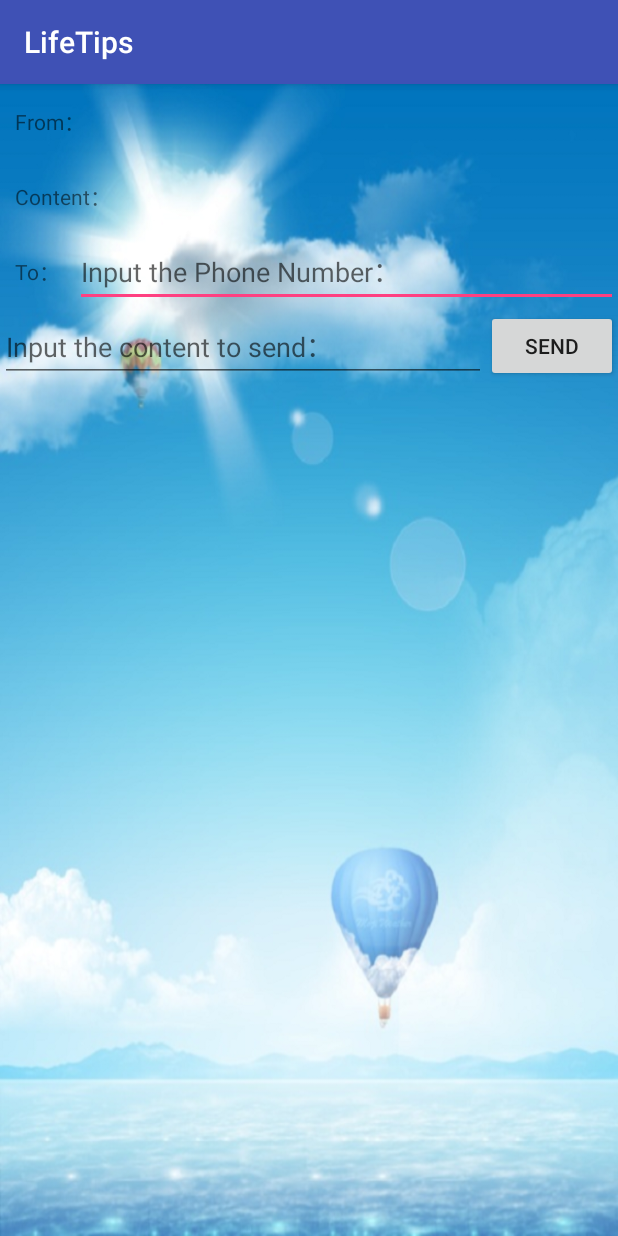
After one commit to selfconzrr/LifeTips, an Android app: the SMSActivity screen opened directly, with no data from a screen before it, on a phone screen of 412 x 824 dp. The commit adds this screen. Run offline under Robolectric (Android 15) with nearby library versions, the phone set to English and light mode, and no system bars; our stand-ins replace ButterKnife.

Commit message:
增加收发短信的功能

```diff
--- a/app/src/main/java/com/example/zhangruirui/lifetips/MainActivity.java
+++ b/app/src/main/java/com/example/zhangruirui/lifetips/MainActivity.java
@@ -44,6 +44,12 @@ public class MainActivity extends AppCompatActivity {
     startActivity(intent);
   }
 
+  @OnClick(R.id.sms)
+  public void onClickSms() {
+    final Intent intent = new Intent(MainActivity.this, SMSActivity.class);
+    startActivity(intent);
+  }
+
   private void doExit() {
     new AlertDialog.Builder(MainActivity.this)
         .setTitle("Quit")
--- /dev/null
+++ b/app/src/main/java/com/example/zhangruirui/lifetips/SMSActivity.java
@@ -0,0 +1,121 @@
+package com.example.zhangruirui.lifetips;
+
+import android.app.PendingIntent;
+import android.content.BroadcastReceiver;
+import android.content.Context;
+import android.content.Intent;
+import android.content.IntentFilter;
+import android.os.Bundle;
+import android.support.v7.app.AppCompatActivity;
+import android.telephony.SmsManager;
+import android.telephony.SmsMessage;
+import android.text.TextUtils;
+import android.widget.EditText;
+import android.widget.TextView;
+
+import com.example.zhangruirui.utils.ToastUtil;
+
+import butterknife.BindView;
+import butterknife.ButterKnife;
+import butterknife.OnClick;
+
+/**
+ * @author zhangruirui
+ * email：1138517609@qq.com
+ * GitHub：https://github.com/selfcon
+ * Blog：http://blog.csdn.net/u011489043
+ * Date：11/09/18
+ */
+public class SMSActivity extends AppCompatActivity {
+
+  @BindView(R.id.sender)
+  TextView mFromNumber;
+
+  @BindView(R.id.content)
+  TextView mFromContent;
+
+  @BindView(R.id.to)
+  EditText mToNumber;
+
+  @BindView(R.id.msg_input)
+  EditText mToContent;
+
+  private MessageReceiver mMessageReceiver;
+
+  private SendStatusReceiver mSendStatusReceiver;
+
+  @Override
+  protected void onCreate(Bundle savedInstanceState) {
+    super.onCreate(savedInstanceState);
+    setContentView(R.layout.activity_sms);
+    ButterKnife.bind(this);
+    final IntentFilter receiverFilter = new IntentFilter();
+    final IntentFilter sendFilter = new IntentFilter();
+    receiverFilter.addAction("android.provider.Telephony.SMS_RECEIVED");
+    sendFilter.addAction("SENT_SMS_ACTION");
+    mMessageReceiver = new MessageReceiver();
+    mSendStatusReceiver = new SendStatusReceiver();
+    registerReceiver(mMessageReceiver, receiverFilter);
+    registerReceiver(mSendStatusReceiver, sendFilter);
+  }
+
+  @OnClick(R.id.send)
+  public void onClick() {
+    final SmsManager smsManager = SmsManager.getDefault();
+    final Intent sentIntent = new Intent("SENT_SMS_ACTION");
+    final PendingIntent pi = PendingIntent.getBroadcast(SMSActivity.this,
+        0, sentIntent, 0);
+    String destinationAddress = mToNumber.getText().toString();
+    String text = mToContent.getText().toString();
+    if (TextUtils.isEmpty(destinationAddress)) {
+      ToastUtil.showToast(SMSActivity.this, "Phone Number is Empty!");
+    } else if (TextUtils.isEmpty(text)) {
+      ToastUtil.showToast(SMSActivity.this, "Content is Empty!");
+    } else {
+      smsManager.sendTextMessage(destinationAddress, null,
+          text, pi, null);
+    }
+  }
+
+  @Override
+  protected void onDestroy() {
+    super.onDestroy();
+    unregisterReceiver(mMessageReceiver);
+    unregisterReceiver(mSendStatusReceiver);
+  }
+
+  class MessageReceiver extends BroadcastReceiver {
+
+    @Override
+    public void onReceive(Context context, Intent intent) {
+      Bundle bundle = intent.getExtras();
+      Object[] pdus = new Object[0];
+      if (bundle != null) {
+        pdus = (Object[]) bundle.get("pdus");
+      }
+      SmsMessage[] messages = pdus != null ? new SmsMessage[pdus.length] : new SmsMessage[0];
+      for (int i = 0; i < messages.length; i++) {
+        messages[i] = SmsMessage.createFromPdu((byte[]) pdus[i]);
+      }
+      String address = messages[0].getOriginatingAddress();
+      StringBuilder fullMessage = new StringBuilder();
+      for (SmsMessage message : messages) {
+        fullMessage.append(message.getMessageBody());
+      }
+      mFromNumber.setText(address);
+      mFromContent.setText(fullMessage.toString());
+    }
+  }
+
+  class SendStatusReceiver extends BroadcastReceiver {
+
+    @Override
+    public void onReceive(Context context, Intent intent) {
+      if (getResultCode() == RESULT_OK) {
+        ToastUtil.showToast(SMSActivity.this, "Send succeeded");
+      } else {
+        ToastUtil.showToast(SMSActivity.this, "Send failed");
+      }
+    }
+  }
+}
--- a/app/src/main/java/com/example/zhangruirui/utils/ToastUtil.java
+++ b/app/src/main/java/com/example/zhangruirui/utils/ToastUtil.java
@@ -24,7 +24,7 @@ public class ToastUtil {
     activity.runOnUiThread(new Runnable() {
       @Override
       public void run() {
-        final Toast toast = Toast.makeText(activity, word, Toast.LENGTH_LONG);
+        final Toast toast = Toast.makeText(activity, word, Toast.LENGTH_SHORT);
         toast.setGravity(Gravity.BOTTOM, 0, 50);
         toast.show();
       }
--- /dev/null
+++ b/app/src/main/res/layout/activity_sms.xml
@@ -0,0 +1,90 @@
+<?xml version="1.0" encoding="utf-8"?>
+<LinearLayout xmlns:android="http://schemas.android.com/apk/res/android"
+  android:layout_width="match_parent"
+  android:layout_height="match_parent"
+  android:background="@drawable/background"
+  android:orientation="vertical">
+
+  <LinearLayout
+    android:layout_width="match_parent"
+    android:layout_height="50dp">
+
+    <TextView
+      android:layout_width="wrap_content"
+      android:layout_height="wrap_content"
+      android:layout_gravity="center_vertical"
+      android:padding="10dp"
+      android:text="@string/from" />
+
+    <TextView
+      android:id="@+id/sender"
+      android:layout_width="wrap_content"
+      android:layout_height="wrap_content"
+      android:layout_gravity="center_vertical" />
+
+  </LinearLayout>
+
+  <LinearLayout
+    android:layout_width="match_parent"
+    android:layout_height="50dp">
+
+    <TextView
+      android:layout_width="wrap_content"
+      android:layout_height="wrap_content"
+      android:layout_gravity="center_vertical"
+      android:padding="10dp"
+      android:text="@string/content" />
+
+    <TextView
+      android:id="@+id/content"
+      android:layout_width="wrap_content"
+      android:layout_height="wrap_content"
+      android:layout_gravity="center_vertical" />
+
+  </LinearLayout>
+
+  <LinearLayout
+    android:layout_width="match_parent"
+    android:layout_height="50dp">
+
+    <TextView
+      android:layout_width="wrap_content"
+      android:layout_height="wrap_content"
+      android:layout_gravity="center_vertical"
+      android:padding="10dp"
+      android:text="@string/to" />
+
+    <EditText
+      android:id="@+id/to"
+      android:layout_width="0dp"
+      android:layout_height="wrap_content"
+      android:layout_gravity="center_vertical"
+      android:hint="@string/phone_number"
+      android:inputType="phone"
+      android:layout_weight="1" />
+
+  </LinearLayout>
+
+  <LinearLayout
+    android:layout_width="match_parent"
+    android:layout_height="50dp">
+
+    <EditText
+      android:id="@+id/msg_input"
+      android:layout_width="0dp"
+      android:layout_height="wrap_content"
+      android:layout_gravity="center_vertical"
+      android:hint="@string/content_hint"
+      android:layout_weight="1"
+      android:inputType="textAutoComplete" />
+
+    <Button
+      android:id="@+id/send"
+      android:layout_width="wrap_content"
+      android:layout_height="wrap_content"
+      android:layout_gravity="center_vertical"
+      android:text="@string/send" />
+
+  </LinearLayout>
+
+</LinearLayout>
--- a/app/src/main/res/values/strings.xml
+++ b/app/src/main/res/values/strings.xml
@@ -1,17 +1,32 @@
 <resources>
+
+  <!-- Default-->
   <string name="app_name">LifeTips</string>
+  <string name="light_intensity">光照强度</string>
+  <string name="quit">退出</string>
   <string name="welcome">欢迎使用您的生活小管家</string>
+
+  <!-- 登录界面 Login-->
+  <string name="account">Account:</string>
+  <string name="account_hint">input your account</string>
   <string name="login_button">Login</string>
   <string name="login_toast">用户名或密码错误，请重新输入</string>
-  <string name="account">Account:</string>
-  <string name="account_hint">input your account</string>
   <string name="password">Password:</string>
   <string name="password_hint">input your password</string>
   <string name="remember_password">Remember password</string>
-  <string name="light_intensity">光照强度</string>
-  <string name="quit">退出</string>
+
+  <!-- 获取网络时间-->
   <string name="getTime">获取时间</string>
   <string name="getNetworkTime">获取网络时间</string>
   <string name="showNetworkTime">yyyy-MM-dd HH:mm:ss</string>
 
+  <!-- 收发短信 SMS-->
+  <string name="content">Content：</string>
+  <string name="content_hint">Input the content to send：</string>
+  <string name="from">From：</string>
+  <string name="phone_number">Input the Phone Number：</string>
+  <string name="to">To：</string>
+  <string name="send">Send</string>
+  <string name="sms">收发短信</string>
+
 </resources>
```
Also changed, not shown: app/src/main/AndroidManifest.xml (+5 -2 lines), app/src/main/res/layout/activity_main.xml (+9 -0 lines), app/src/main/res/drawable/background.png (added).
